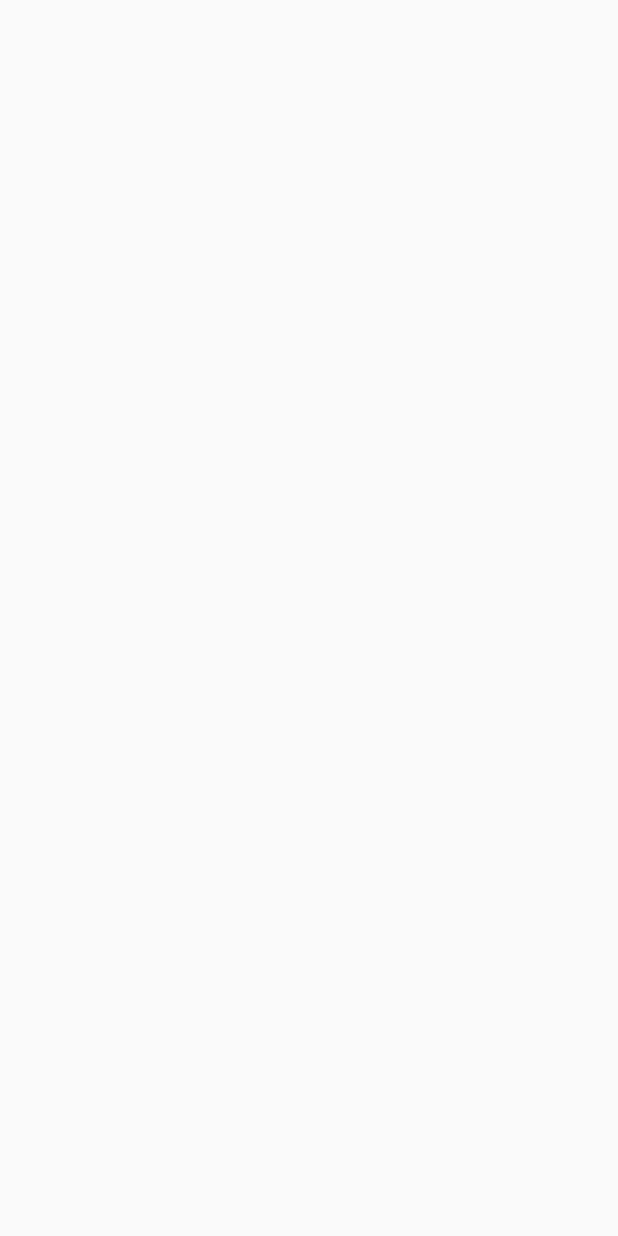
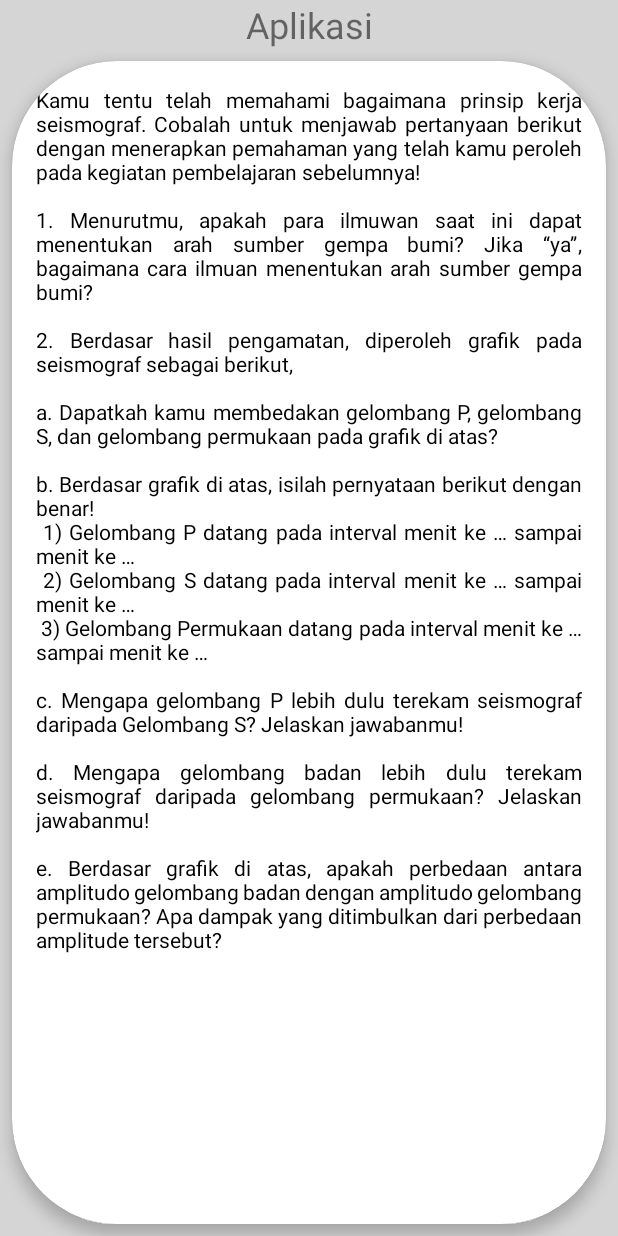
Before and after one commit to FazaAzizi/bookApps, an Android app: the St2AplikasiActivity screen opened directly, with no data from a screen before it, on a phone screen of 412 x 824 dp. Before the commit the screen is empty. Run offline under Robolectric (Android 15) with nearby library versions, the phone set to English and light mode, and no system bars.

Commit message:
aplikasi st1 st2

```diff
--- a/app/src/main/res/layout/activity_st2_aplikasi.xml
+++ b/app/src/main/res/layout/activity_st2_aplikasi.xml
@@ -1,10 +1,59 @@
 <?xml version="1.0" encoding="utf-8"?>
 <LinearLayout xmlns:android="http://schemas.android.com/apk/res/android"
+    xmlns:app="http://schemas.android.com/apk/res-auto"
+    xmlns:tools="http://schemas.android.com/tools"
+    xmlns:card_view="http://schemas.android.com/apk/res-auto"
     android:layout_width="match_parent"
     android:layout_height="match_parent"
-    xmlns:tools="http://schemas.android.com/tools"
+    android:orientation="vertical"
+    android:background="@color/bkg"
+    tools:context=".st2.St2AplikasiActivity">
 
-    tools:context=".st2.St2AplikasiActivity">
+
+    <TextView
+        android:layout_width="match_parent"
+        android:layout_height="wrap_content"
+        android:text="Aplikasi"
+        android:textSize="24sp"
+        android:gravity="center_horizontal"/>
+    <androidx.cardview.widget.CardView
+        android:layout_width="match_parent"
+        android:layout_height="match_parent"
+        android:layout_margin="8dp"
+        android:padding="8dp"
+        app:cardCornerRadius="70dp"
+        app:cardBackgroundColor="@android:color/white"
+        android:paddingBottom="32dp"
+        card_view:cardElevation="6dp"
+        card_view:cardPreventCornerOverlap="false"
+        >
+        <ScrollView
+            android:layout_width="match_parent"
+            android:layout_height="match_parent"
+            android:layout_margin="8dp"
+            android:paddingBottom="32dp">
+
+
+            <LinearLayout
+                android:layout_width="match_parent"
+                android:layout_height="wrap_content"
+                android:orientation="vertical">
+
+
+                <TextView
+                    android:justificationMode="inter_word"
+                    android:layout_width="match_parent"
+                    android:layout_height="wrap_content"
+                    android:layout_margin="8dp"
+                    android:textColor="@android:color/black"
+                    android:text="@string/txtST2aplikasi"/>
+
+
+            </LinearLayout>
+        </ScrollView>
+
+    </androidx.cardview.widget.CardView>
+
 
 
 
--- a/app/src/main/res/values/strings.xml
+++ b/app/src/main/res/values/strings.xml
@@ -394,16 +394,16 @@ Sedangkan pengukuran kekuatan gempa bumi secara kualitatif dinyatakan dengan int
     <string name="txtST2aplikasi">
         Kamu tentu telah memahami bagaimana prinsip kerja seismograf. Cobalah untuk menjawab pertanyaan berikut dengan menerapkan pemahaman yang telah kamu peroleh pada kegiatan pembelajaran sebelumnya!
 
-        \n \n 1. Menurutmu, apakah para ilmuwan saat ini dapat menentukan arah sumber gempa bumi? Jika “ya”, bagaimana cara ilmuan menentukan arah sumber gempa bumi?
-        \n 2. Berdasar hasil pengamatan, diperoleh grafik pada seismograf sebagai berikut,
-        \n a. Dapatkah kamu membedakan gelombang P, gelombang S, dan gelombang permukaan pada grafik di atas?
-        \n b. Berdasar grafik di atas, isilah pernyataan berikut dengan benar!
-        \n 1) Gelombang P datang pada interval menit ke … sampai menit ke …
-        \n 2) Gelombang S datang pada interval menit ke … sampai menit ke …
-        \n 3) Gelombang Permukaan datang pada interval menit ke … sampai menit ke …
-        \n c. Mengapa gelombang P lebih dulu terekam seismograf daripada  Gelombang S? Jelaskan jawabanmu!
-        \n d. Mengapa gelombang badan lebih dulu terekam seismograf daripada gelombang permukaan? Jelaskan jawabanmu!
-        \n e. Berdasar grafik di atas, apakah perbedaan antara amplitudo gelombang badan dengan amplitudo gelombang permukaan? Apa dampak yang ditimbulkan dari perbedaan amplitude tersebut?
+        \n\n1. Menurutmu, apakah para ilmuwan saat ini dapat menentukan arah sumber gempa bumi? Jika “ya”, bagaimana cara ilmuan menentukan arah sumber gempa bumi?
+        \n\n2. Berdasar hasil pengamatan, diperoleh grafik pada seismograf sebagai berikut,
+        \n\na. Dapatkah kamu membedakan gelombang P, gelombang S, dan gelombang permukaan pada grafik di atas?
+        \n\nb. Berdasar grafik di atas, isilah pernyataan berikut dengan benar!
+        \n  1) Gelombang P datang pada interval menit ke … sampai menit ke …
+        \n  2) Gelombang S datang pada interval menit ke … sampai menit ke …
+        \n  3) Gelombang Permukaan datang pada interval menit ke … sampai menit ke …
+        \n\nc. Mengapa gelombang P lebih dulu terekam seismograf daripada  Gelombang S? Jelaskan jawabanmu!
+        \n\nd. Mengapa gelombang badan lebih dulu terekam seismograf daripada gelombang permukaan? Jelaskan jawabanmu!
+        \n\ne. Berdasar grafik di atas, apakah perbedaan antara amplitudo gelombang badan dengan amplitudo gelombang permukaan? Apa dampak yang ditimbulkan dari perbedaan amplitude tersebut?
     </string>
 
     <string name="txtST2rangkuman">
```
